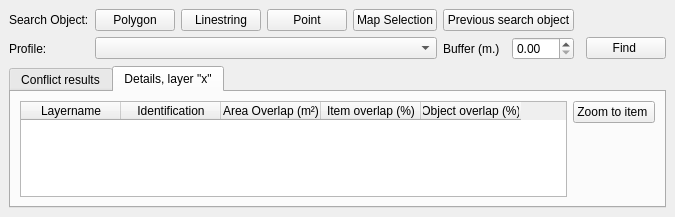
First picture: the form in database-conflict-tool/main-dialog2.ui, repository Frederikssund/QGIS-conflict-tool, before the edit.
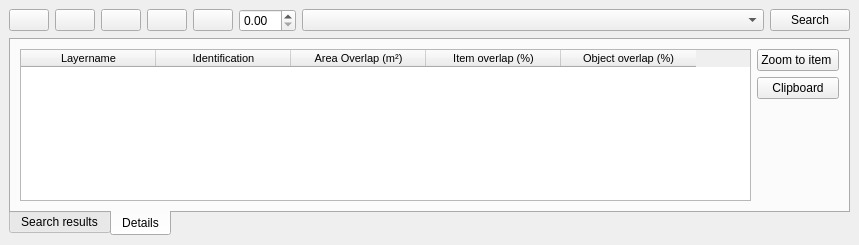
Second picture: the form after the edit. The open tabs and pages were chosen to show the change. Icons and pictures are not drawn. Custom widgets are drawn as their Qt base class.

Commit message: Redesign main dialog 2

Patch:
```diff
--- a/database-conflict-tool/main-dialog2.ui
+++ b/database-conflict-tool/main-dialog2.ui
@@ -6,8 +6,8 @@
    <rect>
     <x>0</x>
     <y>0</y>
-    <width>665</width>
-    <height>217</height>
+    <width>859</width>
+    <height>245</height>
    </rect>
   </property>
   <property name="windowTitle">
@@ -16,18 +16,11 @@
   <widget class="QWidget" name="dockWidgetContents">
    <layout class="QVBoxLayout" name="verticalLayout_3">
     <item>
-     <layout class="QGridLayout" name="gridLayout">
-      <item row="0" column="0">
-       <widget class="QLabel" name="label_2">
-        <property name="text">
-         <string>Search Object:</string>
-        </property>
-       </widget>
-      </item>
-      <item row="0" column="1">
+     <layout class="QHBoxLayout" name="horizontalLayout_3">
+      <item>
        <widget class="QPushButton" name="pushButton">
         <property name="text">
-         <string>Polygon</string>
+         <string/>
         </property>
         <property name="icon">
          <iconset>
@@ -35,10 +28,10 @@
         </property>
        </widget>
       </item>
-      <item row="0" column="2">
+      <item>
        <widget class="QPushButton" name="pushButton_2">
         <property name="text">
-         <string>Linestring</string>
+         <string/>
         </property>
         <property name="icon">
          <iconset>
@@ -46,10 +39,10 @@
         </property>
        </widget>
       </item>
-      <item row="0" column="3">
+      <item>
        <widget class="QPushButton" name="pushButton_3">
         <property name="text">
-         <string>Point</string>
+         <string/>
         </property>
         <property name="icon">
          <iconset>
@@ -57,21 +50,13 @@
         </property>
        </widget>
       </item>
-      <item row="0" column="4">
+      <item>
        <widget class="QPushButton" name="pushButton_4">
-        <property name="text">
-         <string>Map Selection</string>
+        <property name="toolTip">
+         <string>Select using existing map selection</string>
         </property>
-        <property name="icon">
-         <iconset>
-          <normaloff>icons/Icons8-Ios7-Maps-Quest.ico</normaloff>icons/Icons8-Ios7-Maps-Quest.ico</iconset>
-        </property>
-       </widget>
-      </item>
-      <item row="0" column="5" colspan="2">
-       <widget class="QPushButton" name="pushButton_5">
         <property name="text">
-         <string>Previous search object</string>
+         <string/>
         </property>
         <property name="icon">
          <iconset>
@@ -79,37 +64,21 @@
         </property>
        </widget>
       </item>
-      <item row="0" column="7" colspan="2">
-       <spacer name="horizontalSpacer">
-        <property name="orientation">
-         <enum>Qt::Horizontal</enum>
+      <item>
+       <widget class="QPushButton" name="pushButton_5">
+        <property name="toolTip">
+         <string>Select using previous search object</string>
         </property>
-        <property name="sizeHint" stdset="0">
-         <size>
-          <width>78</width>
-          <height>17</height>
-         </size>
-        </property>
-       </spacer>
-      </item>
-      <item row="1" column="0">
-       <widget class="QLabel" name="label_3">
         <property name="text">
-         <string>Profile:</string>
+         <string/>
         </property>
-       </widget>
-      </item>
-      <item row="1" column="1" colspan="4">
-       <widget class="QComboBox" name="comboBox"/>
-      </item>
-      <item row="1" column="5">
-       <widget class="QLabel" name="label">
-        <property name="text">
-         <string>Buffer (m.)</string>
+        <property name="icon">
+         <iconset>
+          <normaloff>icons/Icons8-Ios7-Maps-Quest.ico</normaloff>icons/Icons8-Ios7-Maps-Quest.ico</iconset>
         </property>
        </widget>
       </item>
-      <item row="1" column="6">
+      <item>
        <widget class="QgsDoubleSpinBox" name="mQgsDoubleSpinBox">
         <property name="prefix">
          <string/>
@@ -119,23 +88,23 @@
         </property>
        </widget>
       </item>
-      <item row="1" column="7">
-       <spacer name="horizontalSpacer_2">
-        <property name="orientation">
-         <enum>Qt::Horizontal</enum>
+      <item>
+       <widget class="QComboBox" name="comboBox">
+        <property name="sizePolicy">
+         <sizepolicy hsizetype="MinimumExpanding" vsizetype="Fixed">
+          <horstretch>100</horstretch>
+          <verstretch>0</verstretch>
+         </sizepolicy>
         </property>
-        <property name="sizeHint" stdset="0">
-         <size>
-          <width>13</width>
-          <height>20</height>
-         </size>
+        <property name="toolTip">
+         <string>Choose search profile</string>
         </property>
-       </spacer>
+       </widget>
       </item>
-      <item row="1" column="8">
+      <item>
        <widget class="QPushButton" name="pushButton_6">
         <property name="text">
-         <string>Find </string>
+         <string>Search</string>
         </property>
        </widget>
       </item>
@@ -143,12 +112,15 @@
     </item>
     <item>
      <widget class="QTabWidget" name="tabWidget">
+      <property name="tabPosition">
+       <enum>QTabWidget::South</enum>
+      </property>
       <property name="currentIndex">
        <number>0</number>
       </property>
       <widget class="QWidget" name="tab">
        <attribute name="title">
-        <string>Conflict results</string>
+        <string>Search results</string>
        </attribute>
        <layout class="QHBoxLayout" name="horizontalLayout_2">
         <item>
@@ -205,35 +177,72 @@
       </widget>
       <widget class="QWidget" name="tab_2">
        <attribute name="title">
-        <string>Details, layer &quot;x&quot;</string>
+        <string>Details</string>
        </attribute>
        <layout class="QHBoxLayout" name="horizontalLayout">
         <item>
          <widget class="QTableWidget" name="tableWidget_2">
+          <property name="sortingEnabled">
+           <bool>true</bool>
+          </property>
+          <attribute name="horizontalHeaderDefaultSectionSize">
+           <number>135</number>
+          </attribute>
           <column>
            <property name="text">
             <string>Layername</string>
            </property>
+           <property name="toolTip">
+            <string>Name of the layer</string>
+           </property>
+           <property name="font">
+            <font>
+             <pointsize>8</pointsize>
+            </font>
+           </property>
           </column>
           <column>
            <property name="text">
             <string>Identification</string>
            </property>
+           <property name="toolTip">
+            <string>Unique id for the item</string>
+           </property>
+           <property name="font">
+            <font>
+             <pointsize>8</pointsize>
+            </font>
+           </property>
           </column>
           <column>
            <property name="text">
             <string>Area Overlap (m²)</string>
            </property>
+           <property name="font">
+            <font>
+             <pointsize>8</pointsize>
+            </font>
+           </property>
           </column>
           <column>
            <property name="text">
             <string>Item overlap (%)</string>
            </property>
+           <property name="font">
+            <font>
+             <pointsize>8</pointsize>
+            </font>
+           </property>
           </column>
           <column>
            <property name="text">
             <string>Object overlap (%)</string>
            </property>
+           <property name="font">
+            <font>
+             <pointsize>8</pointsize>
+            </font>
+           </property>
           </column>
          </widget>
         </item>
@@ -246,6 +255,13 @@
             </property>
            </widget>
           </item>
+          <item>
+           <widget class="QPushButton" name="pushButton_13">
+            <property name="text">
+             <string>Clipboard</string>
+            </property>
+           </widget>
+          </item>
           <item>
            <spacer name="verticalSpacer_2">
             <property name="orientation">
```
Left out of the diff: 52 changed lines with no effect on the pictures.
